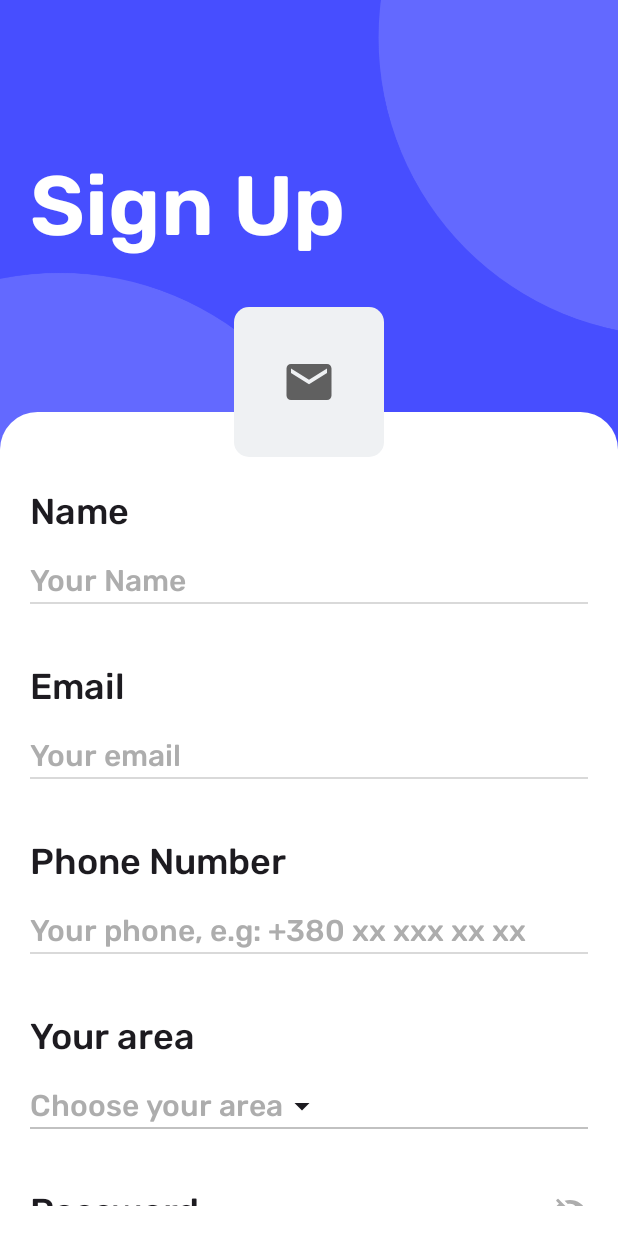
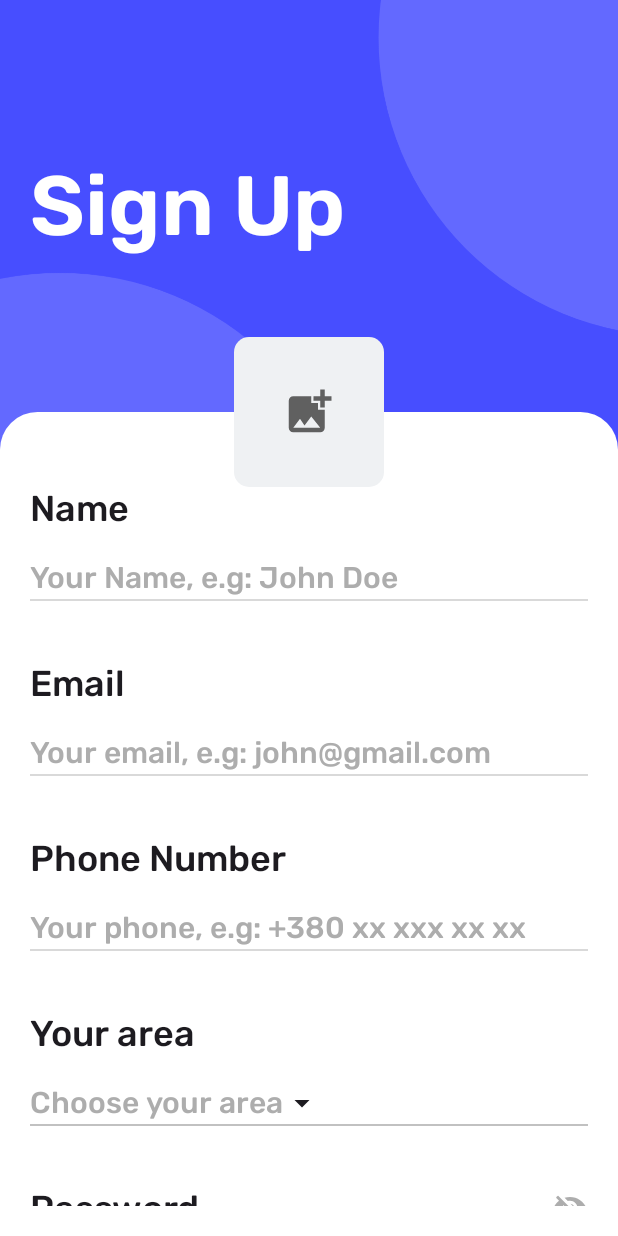
Before and after one commit to DenisShulika/road-radar, an Android app built with Jetpack Compose: the screen it shows after launch (MainActivity), after a tap on "Don't have an account yet? Register here", on a phone screen of 412 x 824 dp. Run offline under Robolectric (Android 15) with nearby library versions, the phone set to English and light mode, and no system bars; our stand-ins replace Firebase (no records; nobody signed in at launch, a user with empty details on screens opened directly), livedata-compose.

Commit message:
Small design tweaks

```diff
--- a/app/src/main/kotlin/com/denisshulika/road_radar/pages/SignUpPage.kt
+++ b/app/src/main/kotlin/com/denisshulika/road_radar/pages/SignUpPage.kt
@@ -59,9 +59,11 @@ import androidx.compose.ui.draw.drawBehind
 import androidx.compose.ui.draw.paint
 import androidx.compose.ui.geometry.Offset
 import androidx.compose.ui.graphics.Color
+import androidx.compose.ui.graphics.vector.ImageVector
 import androidx.compose.ui.layout.ContentScale
 import androidx.compose.ui.platform.LocalContext
 import androidx.compose.ui.res.painterResource
+import androidx.compose.ui.res.vectorResource
 import androidx.compose.ui.text.TextStyle
 import androidx.compose.ui.text.font.FontWeight
 import androidx.compose.ui.text.input.KeyboardType
@@ -74,7 +76,6 @@ import com.denisshulika.road_radar.AuthViewModel
 import com.denisshulika.road_radar.R
 import com.denisshulika.road_radar.Routes
 import com.denisshulika.road_radar.ui.components.StyledBasicTextField
-import com.google.i18n.phonenumbers.PhoneNumberUtil
 import java.io.File
 import java.io.FileOutputStream
 import java.io.IOException
@@ -216,11 +217,14 @@ fun SignUpPage(
                 ) {
                     Column(
                         modifier = Modifier
-                            .padding(20.dp)
+                            .padding(
+                                start = 20.dp,
+                                top = 50.dp,
+                                end = 20.dp,
+                                bottom = 20.dp)
                             .fillMaxSize()
                             .verticalScroll(rememberScrollState())
                     ) {
-                        Spacer(modifier = Modifier.size(32.dp))
                         Column(
                             verticalArrangement = Arrangement.spacedBy(20.dp)
                         ) {
@@ -236,7 +240,7 @@ fun SignUpPage(
                                     name = it
                                     isNameEmpty = name.isEmpty()
                                 },
-                                placeholder = "Your Name"
+                                placeholder = "Your Name, e.g: John Doe"
                             )
                         }
                         if (isNameEmpty) {
@@ -264,7 +268,7 @@ fun SignUpPage(
                                     emailError = !isValidEmail(it)
                                     isEmailEmpty = email.isEmpty()
                                 },
-                                placeholder = "Your email",
+                                placeholder = "Your email, e.g: john@gmail.com",
                                 keyboardOptions = KeyboardOptions.Default.copy(keyboardType = KeyboardType.Email)
                             )
                         }
@@ -616,12 +620,14 @@ fun SignUpPage(
                             onClick = {
                                 passwordError = password.length < 6
                                 confirmPasswordError = password != confirmPassword
-                                if (passwordError || confirmPasswordError) {
+                                if (isNameEmpty || emailError || isEmailEmpty || phoneNumberError || isPhoneNumberEmpty || passwordError || isPasswordEmpty || isConfirmPasswordEmpty || confirmPasswordError) {
                                     return@Button
                                 } else if (selectedArea == null) {
                                     Toast.makeText(context, "Please, select your area", Toast.LENGTH_LONG).show()
                                 } else if (selectedRegion == null) {
                                     Toast.makeText(context, "Please, select your region", Toast.LENGTH_LONG).show()
+                                } else if (croppedImageUri == null) {
+                                    Toast.makeText(context, "Please, re-add your avatar", Toast.LENGTH_LONG).show()
                                 } else if (!isImageSelected) {
                                     Toast.makeText(context, "Please, add your avatar", Toast.LENGTH_LONG).show()
                                 } else {
@@ -680,7 +686,7 @@ fun SignUpPage(
                 Box(
                     modifier = Modifier
                         .size(100.dp)
-                        .offset(y = (-70).dp)
+                        .offset(y = (-50).dp)
                         .align(Alignment.TopCenter)
                         .clip(RoundedCornerShape(10.dp))
                         .background(Color(0xFFEFF1F3))
@@ -697,7 +703,7 @@ fun SignUpPage(
                         )
                     } else {
                         Icon(
-                            imageVector = Icons.Default.Email,
+                            imageVector = ImageVector.vectorResource(R.drawable.add_photo_alternate),
                             contentDescription = "Upload Photo",
                             tint = Color(0xFF606060),
                             modifier = Modifier.size(36.dp)
@@ -740,13 +746,18 @@ fun bitmapToUri(context: Context, bitmap: Bitmap): Uri? {
 }
 
 private fun isValidPhoneNumber(phone: String): Boolean {
-    val phoneUtil = PhoneNumberUtil.getInstance()
-    return try {
-        val number = phoneUtil.parse(phone, "UA")
-        phoneUtil.isValidNumber(number)
-    } catch (e: Exception) {
-        false
+    if (phone.length != 17) {
+        return false
     }
+
+    val cleanedPhone = phone.replace(" ", "")
+
+    if (cleanedPhone.length != 13 || !cleanedPhone.startsWith("+380")) {
+        return false
+    }
+
+    val remainingPhone = cleanedPhone.substring(4)
+    return remainingPhone.all { it.isDigit() }
 }
 
 private fun isValidEmail(email: String): Boolean {
--- /dev/null
+++ b/app/src/main/res/drawable/add_photo_alternate.xml
@@ -0,0 +1,5 @@
+<vector xmlns:android="http://schemas.android.com/apk/res/android" android:height="24dp" android:tint="#000000" android:viewportHeight="24" android:viewportWidth="24" android:width="24dp">
+
+    <path android:fillColor="@android:color/white" android:pathData="M19,7v2.99s-1.99,0.01 -2,0L17,7h-3s0.01,-1.99 0,-2h3L17,2h2v3h3v2h-3zM16,11L16,8h-3L13,5L5,5c-1.1,0 -2,0.9 -2,2v12c0,1.1 0.9,2 2,2h12c1.1,0 2,-0.9 2,-2v-8h-3zM5,19l3,-4 2,3 3,-4 4,5L5,19z"/>
+
+</vector>
```
Also changed, not shown: app/src/main/kotlin/com/denisshulika/road_radar/pages/PasswordResetPage.kt (+16 -3 lines).
